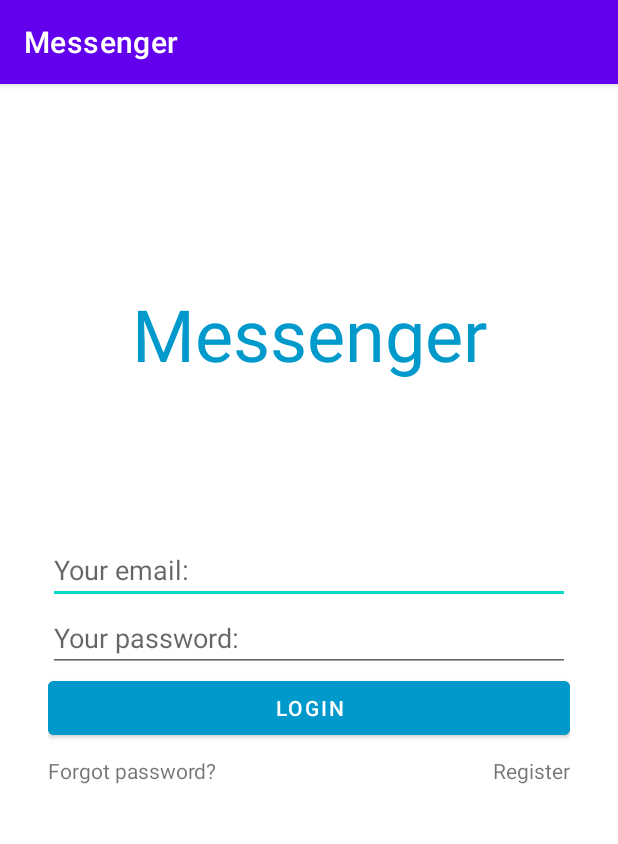
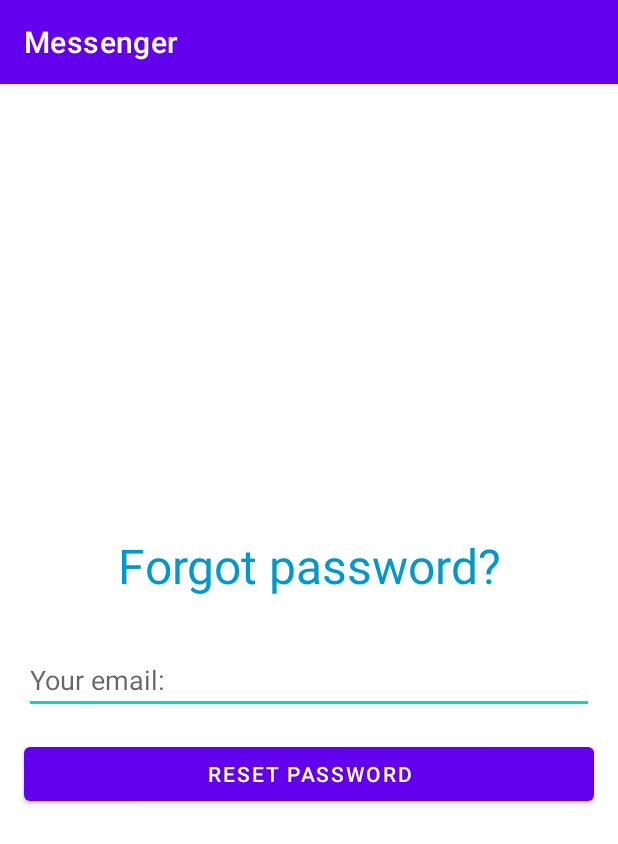
Before and after one commit to fdonnut/Messenger, an Android app: the screen it shows after launch (LoginActivity before the commit, ResetPasswordActivity after it), after a tap on "Forgot password?", on a phone screen of 412 x 824 dp. Shown: the top 844 px of the screen. Run offline under Robolectric (Android 15) with nearby library versions, the phone set to English and light mode, and no system bars.

Commit message:
reset password activity

```diff
--- a/app/src/main/AndroidManifest.xml
+++ b/app/src/main/AndroidManifest.xml
@@ -13,17 +13,24 @@
         android:theme="@style/Theme.Messenger"
         tools:targetApi="31">
         <activity
-            android:name=".RegistrationActivity"
-            android:windowSoftInputMode="adjustResize"
+            android:name=".ResetPasswordActivity"
             android:exported="false">
             <meta-data
                 android:name="android.app.lib_name"
                 android:value="" />
         </activity>
         <activity
+            android:name=".RegistrationActivity"
+            android:exported="false"
+            android:windowSoftInputMode="adjustResize">
+            <meta-data
+                android:name="android.app.lib_name"
+                android:value="" />
+        </activity>
+        <activity
             android:name=".LoginActivity"
-            android:windowSoftInputMode="adjustResize"
-            android:exported="true">
+            android:exported="true"
+            android:windowSoftInputMode="adjustResize">
             <intent-filter>
                 <action android:name="android.intent.action.MAIN" />
 
--- a/app/src/main/java/com/donnut/messenger/LoginActivity.java
+++ b/app/src/main/java/com/donnut/messenger/LoginActivity.java
@@ -32,7 +32,8 @@ public class LoginActivity extends AppCompatActivity {
         textViewForgotPassword.setOnClickListener(new View.OnClickListener() {
             @Override
             public void onClick(View view) {
-
+                Intent intent = ResetPasswordActivity.newIntent(LoginActivity.this, editTextEmail.getText().toString().trim());
+                startActivity(intent);
             }
         });
         textViewRegister.setOnClickListener(new View.OnClickListener() {
--- /dev/null
+++ b/app/src/main/java/com/donnut/messenger/ResetPasswordActivity.java
@@ -0,0 +1,45 @@
+package com.donnut.messenger;
+
+import androidx.appcompat.app.AppCompatActivity;
+
+import android.content.Context;
+import android.content.Intent;
+import android.os.Bundle;
+import android.view.View;
+import android.widget.Button;
+import android.widget.EditText;
+
+public class ResetPasswordActivity extends AppCompatActivity {
+
+    private static final String EXTRA_EMAIL = "email";
+
+    private EditText editTextEmail;
+    private Button buttonResetPassword;
+
+    @Override
+    protected void onCreate(Bundle savedInstanceState) {
+        super.onCreate(savedInstanceState);
+        setContentView(R.layout.activity_reset_password);
+        initViews();
+        String email = getIntent().getStringExtra(EXTRA_EMAIL);
+        editTextEmail.setText(email);
+        buttonResetPassword.setOnClickListener(new View.OnClickListener() {
+            @Override
+            public void onClick(View view) {
+                String email = editTextEmail.getText().toString().trim();
+
+            }
+        });
+    }
+
+    private void initViews() {
+        editTextEmail = findViewById(R.id.editTextEmail);
+        buttonResetPassword = findViewById(R.id.buttonResetPassword);
+    }
+
+    public static Intent newIntent(Context context, String email) {
+        Intent intent = new Intent(context, ResetPasswordActivity.class);
+        intent.putExtra(EXTRA_EMAIL, email);
+        return intent;
+    }
+}
--- /dev/null
+++ b/app/src/main/res/layout/activity_reset_password.xml
@@ -0,0 +1,36 @@
+<?xml version="1.0" encoding="utf-8"?>
+<LinearLayout xmlns:android="http://schemas.android.com/apk/res/android"
+    xmlns:app="http://schemas.android.com/apk/res-auto"
+    xmlns:tools="http://schemas.android.com/tools"
+    android:layout_width="match_parent"
+    android:layout_height="match_parent"
+    android:orientation="vertical"
+    android:gravity="center"
+    tools:context=".ResetPasswordActivity">
+
+    <TextView
+        android:layout_width="match_parent"
+        android:layout_height="wrap_content"
+        android:padding="16dp"
+        android:text="@string/forgot_password_title"
+        android:textAlignment="center"
+        android:textColor="@android:color/holo_blue_dark"
+        android:textSize="32sp" />
+
+    <EditText
+        android:id="@+id/editTextEmail"
+        android:layout_width="match_parent"
+        android:layout_height="wrap_content"
+        android:layout_margin="16dp"
+        android:hint="@string/your_email"
+        android:inputType="textEmailAddress" />
+
+    <Button
+        android:id="@+id/buttonResetPassword"
+        android:layout_width="match_parent"
+        android:layout_height="wrap_content"
+        android:layout_marginStart="16dp"
+        android:layout_marginEnd="16dp"
+        android:text="@string/reset_password" />
+
+</LinearLayout>
--- a/app/src/main/res/values/strings.xml
+++ b/app/src/main/res/values/strings.xml
@@ -13,4 +13,6 @@
     <string name="last_name">Last name</string>
     <string name="age">Age</string>
     <string name="sign_up">Sign up</string>
+    <string name="forgot_password_title">Forgot password?</string>
+    <string name="reset_password">Reset password</string>
 </resources>
```
